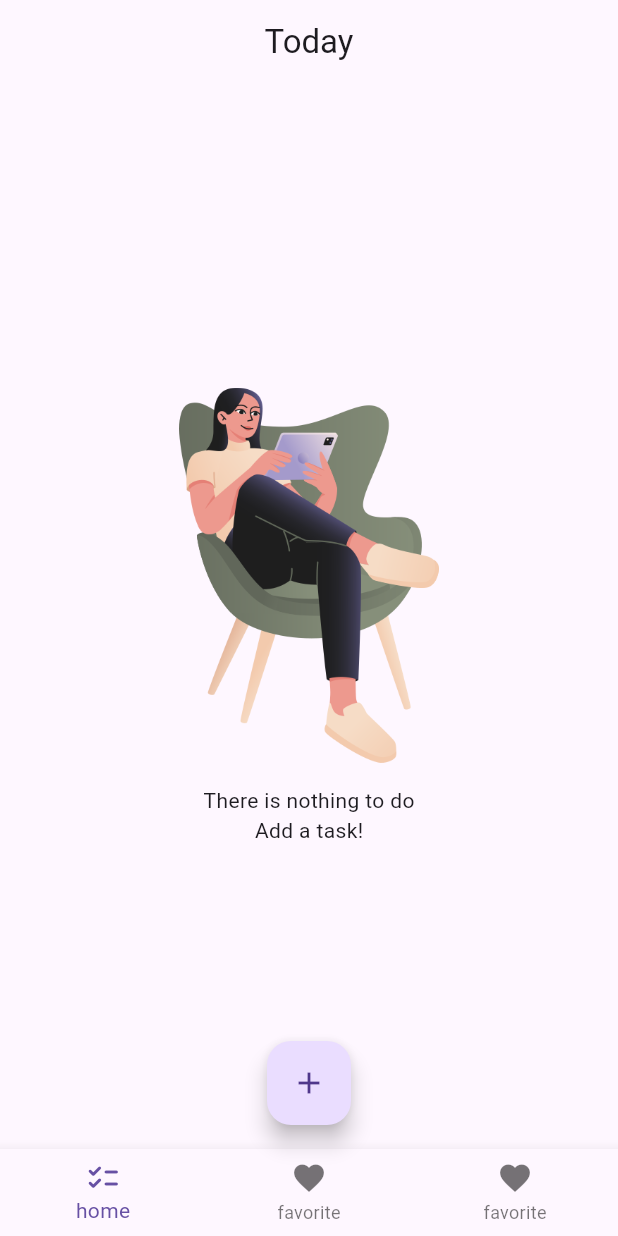
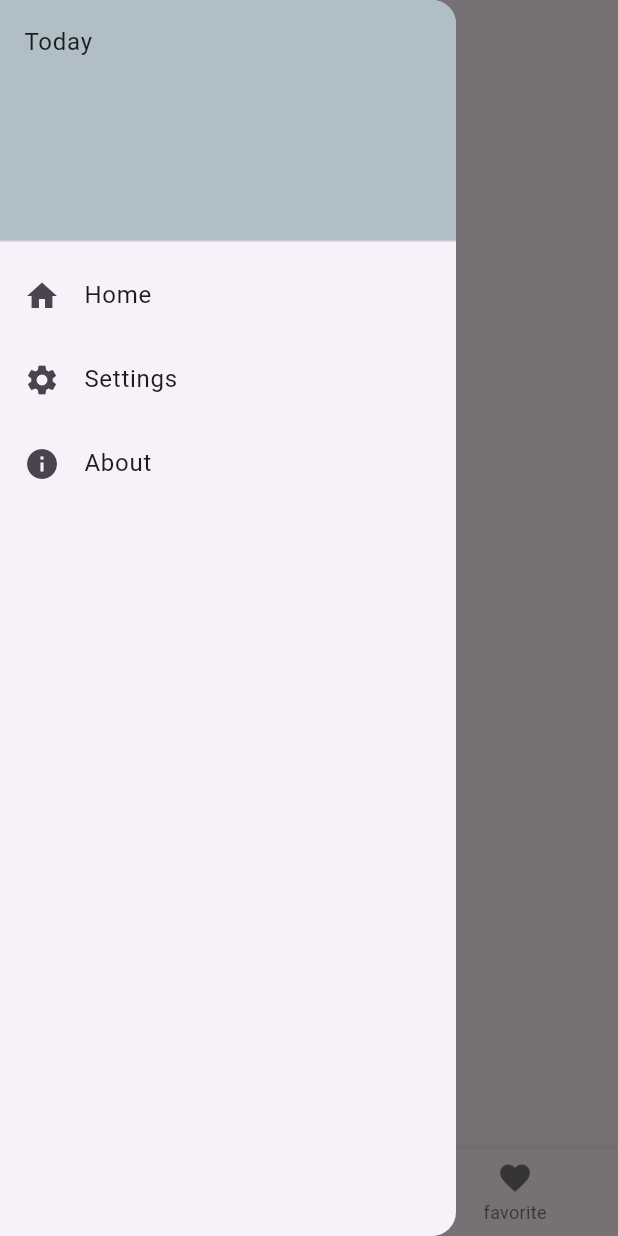
Before and after one commit to farzadseyyedzadeh/today_todo_app, a Flutter app: the screen it shows after launch, with the side drawer open (before the commit the screen has no drawer), on a phone screen of 412 x 824 dp. Run offline on Flutter 3.47's test engine with Material 3 defaults, Android fonts, the phone set to English and light mode, and no system bars; our stand-ins replace flutter_slidable, hive_flutter; accounts and stored records are empty.

Commit message:
drawer added

```diff
--- a/lib/screens/home_screen.dart
+++ b/lib/screens/home_screen.dart
@@ -3,6 +3,7 @@ import 'package:hive_flutter/hive_flutter.dart';
 import 'package:today_todo_app/data/database.dart';
 import 'package:today_todo_app/widgets/dialog_box.dart';
 import 'package:today_todo_app/widgets/no_task.dart';
+import 'package:today_todo_app/widgets/side_drawer.dart';
 import 'package:today_todo_app/widgets/task_card.dart';
 import 'package:today_todo_app/widgets/bottom_navigation_bar.dart';
 
@@ -83,6 +84,7 @@ class _HomeScreenState extends State<HomeScreen> {
           title: const Text('Today'),
           centerTitle: true,
         ),
+        drawer: const SideDrawer(),
         floatingActionButton: FloatingActionButton(
           onPressed: createNewTask,
           child: const Icon(Icons.add),
--- /dev/null
+++ b/lib/widgets/side_drawer.dart
@@ -0,0 +1,40 @@
+import 'package:flutter/material.dart';
+
+class SideDrawer extends StatelessWidget {
+  const SideDrawer({super.key});
+
+  @override
+  Widget build(BuildContext context) {
+    return Drawer(
+      child: ListView(
+        children: [
+          DrawerHeader(
+            decoration: BoxDecoration(color: Colors.blueGrey.shade200),
+            child: Text('Today'),
+          ),
+          ListTile(
+            leading: Icon(Icons.home),
+            title: Text('Home'),
+            onTap: () {
+              Navigator.pop(context); // Close the drawer
+            },
+          ),
+          ListTile(
+            leading: Icon(Icons.settings),
+            title: Text('Settings'),
+            onTap: () {
+              Navigator.pop(context); // Close the drawer
+            },
+          ),
+          ListTile(
+            leading: Icon(Icons.info),
+            title: Text('About'),
+            onTap: () {
+              Navigator.pop(context); // Close the drawer
+            },
+          ),
+        ],
+      ),
+    );
+  }
+}
```
